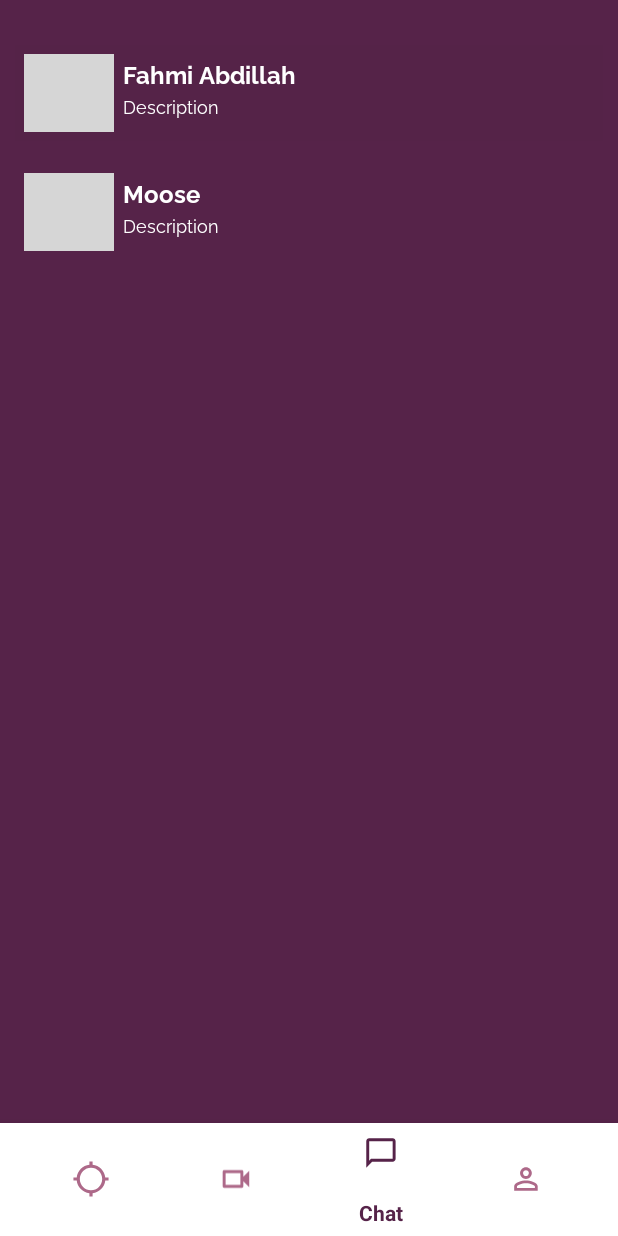
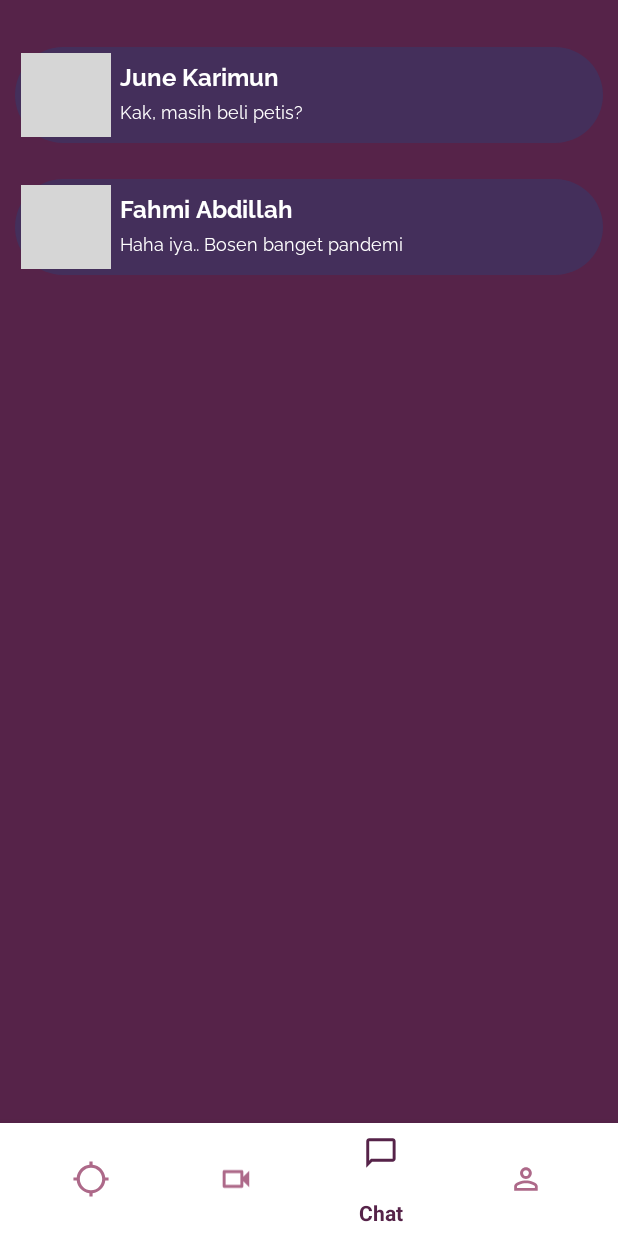
Before and after one commit to namzoen/aCupOfBond, an Android app: the MainActivity screen opened directly, with no data from a screen before it, item 3 of the bottom bar chosen, on a phone screen of 412 x 824 dp. Run offline under Robolectric (Android 15) with nearby library versions, the phone set to English and light mode, and no system bars; our stand-ins replace CircleImageView; 3 statements that could not run were skipped; grey boxes are pictures that could not be loaded.

Commit message:
Chat list added (not functional)

```diff
--- a/app/build.gradle
+++ b/app/build.gradle
@@ -41,6 +41,17 @@ android {
         jvmTarget = '1.8'
     }
 
+    packagingOptions {
+        exclude 'META-INF/DEPENDENCIES'
+        exclude 'META-INF/LICENSE'
+        exclude 'META-INF/LICENSE.txt'
+        exclude 'META-INF/license.txt'
+        exclude 'META-INF/NOTICE'
+        exclude 'META-INF/NOTICE.txt'
+        exclude 'META-INF/notice.txt'
+        exclude 'META-INF/ASL2.0'
+    }
+
 }
 
 dependencies {
--- a/app/src/main/java/com/example/acupofbond/Chatroom.kt
+++ /dev/null
@@ -1,74 +0,0 @@
-package com.example.acupofbond
-
-import android.os.Bundle
-import androidx.appcompat.app.AppCompatActivity
-import com.xwray.groupie.GroupAdapter
-import com.xwray.groupie.GroupieViewHolder
-import kotlinx.android.synthetic.main.chatroom.*
-import kotlinx.coroutines.Dispatchers
-import kotlinx.coroutines.GlobalScope
-import kotlinx.coroutines.delay
-import kotlinx.coroutines.launch
-
-class Chatroom:AppCompatActivity() {
-    private val messageAdapter = GroupAdapter<GroupieViewHolder>()
-
-    override fun onCreate(savedInstanceState: Bundle?) {
-    super.onCreate(savedInstanceState)
-    setContentView(R.layout.activity_main)
-
-    recyclerView.adapter = messageAdapter
-    populateData()
-
-        button.setOnClickListener {
-            val message = Message(text = editText.text.toString(), sendBy = "me")
-           // val sendMessageItem = SendMessageItem(message)
-
-            //messageAdapter.add(sendMessageItem)
-            editText.text.clear()
-
-            receiveAutoResponse()
-        }
-    }
-
-    private fun populateData() {
-        val data = listOf<Message>()
-        data.forEach {
-//            if (it.sendBy == "me") {
-//                messageAdapter.add(SendMessageItem(it))
-//            } else {
-//                messageAdapter.add(ReceiveMessageItem(it))
-//            }
-        }
-    }
-
-    private fun receiveAutoResponse() {
-        GlobalScope.launch(Dispatchers.Main) {
-            delay(1000)
-            val receive = Message(text = "Salut l'amis j'espere que vous allez bien, je suis tres bien j'ai manger to day", sendBy = "me")
-            //val receiveItem = ReceiveMessageItem(receive)
-
-            //messageAdapter.add(receiveItem)
-        }
-    }
-}
-
-//class SendMessageItem(private val message: Message) : BindableItem<ItemMessageSendBinding>() {
-//    override fun getLayout(): Int {
-//        return R.layout.my_bubble_shape
-//    }
-//
-//    override fun bind(viewBinding: ItemMessageSendBinding, position: Int) {
-//        viewBinding.message = message
-//    }
-//}
-//
-//class ReceiveMessageItem(private val message: Message) : BindableItem<ItemMessageReceiveBinding>() {
-//    override fun getLayout(): Int {
-//        return R.layout.friend_bubble_shape
-//    }
-//
-//    override fun bind(viewBinding: ItemMessageReceiveBinding, position: Int) {
-//        viewBinding.message = message
-//    }
-//}
--- a/app/src/main/java/com/example/acupofbond/MainActivity.kt
+++ b/app/src/main/java/com/example/acupofbond/MainActivity.kt
@@ -3,13 +3,11 @@ package com.example.acupofbond
 import android.os.Bundle
 import androidx.appcompat.app.AppCompatActivity
 import androidx.fragment.app.Fragment
-import com.xwray.groupie.GroupAdapter
-import com.xwray.groupie.GroupieViewHolder
+
 import kotlinx.android.synthetic.main.activity_main.*
 
 class MainActivity : AppCompatActivity() {
 
-    private val messageAdapter = GroupAdapter<GroupieViewHolder>()
 
     override fun onCreate(savedInstanceState: Bundle?) {
         super.onCreate(savedInstanceState)
--- a/app/src/main/res/drawable/rectangle2.xml
+++ b/app/src/main/res/drawable/rectangle2.xml
@@ -1,7 +1,7 @@
 <?xml version="1.0" encoding="utf-8"?>
 <shape xmlns:android="http://schemas.android.com/apk/res/android"
     android:shape="rectangle">
-    <solid android:color="@color/purple_500" />
-    <corners android:radius="100px" />
+    <solid android:color="#56234980" />
+    <corners android:radius="50px" />
 
 </shape>
--- a/app/src/main/res/layout/chatroom.xml
+++ b/app/src/main/res/layout/chatroom.xml
@@ -47,4 +47,5 @@
         app:layout_constraintStart_toStartOf="parent"
         app:layout_constraintTop_toTopOf="parent" />
 
+
 </androidx.constraintlayout.widget.ConstraintLayout>
--- a/app/src/main/res/layout/fragment_chat.xml
+++ b/app/src/main/res/layout/fragment_chat.xml
@@ -3,114 +3,130 @@
     xmlns:tools="http://schemas.android.com/tools"
     android:layout_width="match_parent"
     android:layout_height="match_parent"
+    xmlns:app="http://schemas.android.com/apk/res-auto"
     android:background="@color/purple_500"
     tools:context=".ChatFragment">
 
-    <LinearLayout
-        android:orientation="vertical"
+    <androidx.constraintlayout.widget.ConstraintLayout
         android:layout_width="match_parent"
         android:layout_height="match_parent"
-        android:padding="10dp"
-        android:layout_marginTop="20dp">
+        android:layout_marginTop="20dp"
+        android:orientation="vertical"
+        android:padding="10dp">
 
-        <RelativeLayout xmlns:android="http://schemas.android.com/apk/res/android"
+        <RelativeLayout
+            android:id="@+id/profile_1"
             android:layout_width="fill_parent"
             android:layout_height="?android:attr/listPreferredItemHeight"
-            android:layout_marginBottom="15dp"
-            android:padding="6dip"
-            android:background="@color/cardview_shadow_end_color">
+            android:layout_marginBottom="10dp"
+            android:background="@drawable/rectangle2"
+            android:padding="4dip"
+            app:layout_constraintBottom_toTopOf="@+id/profile_2"
+            app:layout_constraintEnd_toEndOf="parent"
+            app:layout_constraintHorizontal_bias="0.526"
+            app:layout_constraintStart_toStartOf="parent"
+            app:layout_constraintTop_toTopOf="parent"
+            app:layout_constraintVertical_bias="0.1">
 
-            <de.hdodenhof.circleimageview.CircleImageView
-                xmlns:app="http://schemas.android.com/apk/res-auto"
+            <de.hdodenhof.circleimageview.CircleImageView xmlns:app="http://schemas.android.com/apk/res-auto"
                 android:id="@+id/icon1"
                 android:layout_width="60dp"
                 android:layout_height="fill_parent"
-                app:civ_border_width="2dp"
-                android:src="@drawable/defaultpic"
+                android:layout_alignParentTop="true"
+                android:layout_alignParentBottom="true"
+                android:layout_marginRight="6dip"
+                android:contentDescription="Profile pic 1"
+                android:src="@drawable/seonho"
                 app:civ_border_color="#FF000000"
-                android:layout_alignParentBottom="true"
-                android:layout_alignParentTop="true"
-                android:layout_marginRight="6dip"
-                android:contentDescription="TODO"/>
+                app:civ_border_width="0dp" />
 
             <TextView
                 android:id="@+id/secondLine1"
                 android:layout_width="fill_parent"
                 android:layout_height="26dip"
+                android:layout_alignParentRight="true"
                 android:layout_alignParentBottom="true"
-                android:layout_alignParentRight="true"
                 android:layout_toRightOf="@id/icon1"
                 android:ellipsize="marquee"
-                android:text="Description"
-                android:textSize="12sp"
                 android:fontFamily="@font/raleway"
+                android:singleLine="true"
+                android:text="@string/chatgadung1"
                 android:textColor="@color/white"
-                android:singleLine="true" />
+                android:textSize="12sp" />
 
             <TextView
                 android:id="@+id/firstLine1"
                 android:layout_width="fill_parent"
                 android:layout_height="wrap_content"
+                android:layout_alignWithParentIfMissing="true"
                 android:layout_above="@id/secondLine1"
+                android:layout_alignParentTop="true"
                 android:layout_alignParentEnd="true"
-                android:layout_alignParentTop="true"
-                android:layout_alignWithParentIfMissing="true"
                 android:layout_toRightOf="@id/icon1"
+                android:fontFamily="@font/raleway_bold"
                 android:gravity="center_vertical"
                 android:text="@string/name1"
-                android:fontFamily="@font/raleway_bold"
                 android:textColor="@color/white"
                 android:textSize="16sp" />
 
         </RelativeLayout>
 
-        <RelativeLayout xmlns:android="http://schemas.android.com/apk/res/android"
+        <RelativeLayout
+            android:id="@+id/profile_2"
             android:layout_width="fill_parent"
             android:layout_height="?android:attr/listPreferredItemHeight"
-            android:padding="6dip" >
+            android:background="@drawable/rectangle2"
+            android:padding="4dip"
 
-            <ImageView
+            app:layout_constraintBottom_toBottomOf="parent"
+            app:layout_constraintStart_toEndOf="parent"
+            app:layout_constraintTop_toTopOf="parent"
+            app:layout_constraintVertical_bias="0.139">
+
+            <de.hdodenhof.circleimageview.CircleImageView xmlns:app="http://schemas.android.com/apk/res-auto"
                 android:id="@+id/icon2"
                 android:layout_width="60dp"
                 android:layout_height="fill_parent"
+                android:layout_alignParentTop="true"
                 android:layout_alignParentBottom="true"
-                android:layout_alignParentTop="true"
                 android:layout_marginRight="6dip"
-                android:contentDescription="Picture"
-                android:src="@drawable/defaultpic" />
+                android:contentDescription="Profile pic 2"
+                android:src="@drawable/defaultpic"
+                app:civ_border_color="#FF000000"
+                app:civ_border_width="0dp" />
 
             <TextView
                 android:id="@+id/secondLine2"
                 android:layout_width="fill_parent"
                 android:layout_height="26dip"
+                android:layout_alignParentRight="true"
                 android:layout_alignParentBottom="true"
-                android:layout_alignParentRight="true"
                 android:layout_toRightOf="@id/icon2"
                 android:ellipsize="marquee"
-                android:text="Description"
                 android:fontFamily="@font/raleway"
+                android:singleLine="true"
+                android:text="@string/chatgadung2"
                 android:textColor="@color/white"
-                android:textSize="12sp"
-                android:singleLine="true" />
+                android:textSize="12sp" />
 
             <TextView
                 android:id="@+id/firstLine2"
                 android:layout_width="fill_parent"
                 android:layout_height="wrap_content"
+                android:layout_alignWithParentIfMissing="true"
                 android:layout_above="@id/secondLine2"
+                android:layout_alignParentTop="true"
                 android:layout_alignParentEnd="true"
-                android:layout_alignParentTop="true"
-                android:layout_alignWithParentIfMissing="true"
                 android:layout_toRightOf="@id/icon2"
+                android:fontFamily="@font/raleway_bold"
                 android:gravity="center_vertical"
                 android:text="@string/name2"
-                android:fontFamily="@font/raleway_bold"
                 android:textColor="@color/white"
                 android:textSize="16sp" />
 
         </RelativeLayout>
 
 
-    </LinearLayout>
+    </androidx.constraintlayout.widget.ConstraintLayout>
 
 </FrameLayout>
--- a/app/src/main/res/values/strings.xml
+++ b/app/src/main/res/values/strings.xml
@@ -94,7 +94,9 @@
     <string name="edit_profile">Edit Profile</string>
     <string name="enter_message">Enter message</string>
     <string name="send">SEND</string>
-    <string name="name1">Fahmi Abdillah</string>
-    <string name="name2">Moose</string>
+    <string name="name1">June Karimun</string>
+    <string name="name2">Fahmi Abdillah</string>
+    <string name="chatgadung1">Kak, masih beli petis?</string>
+    <string name="chatgadung2">Haha iya.. Bosen banget pandemi</string>
 
 </resources>
```
